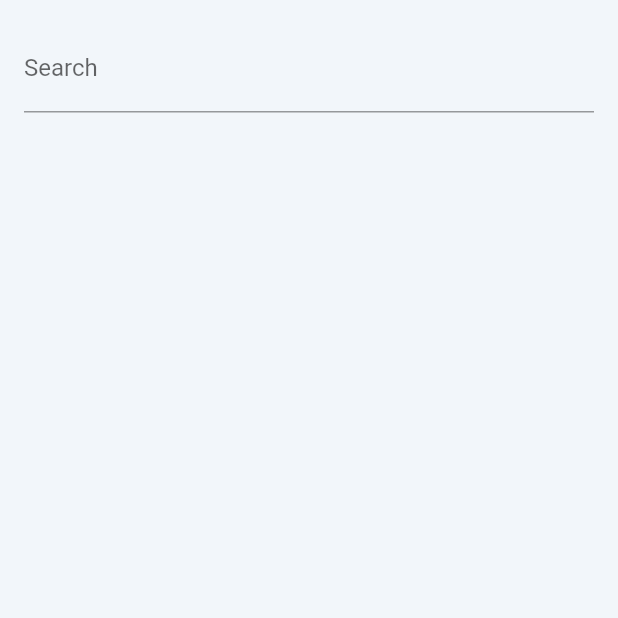
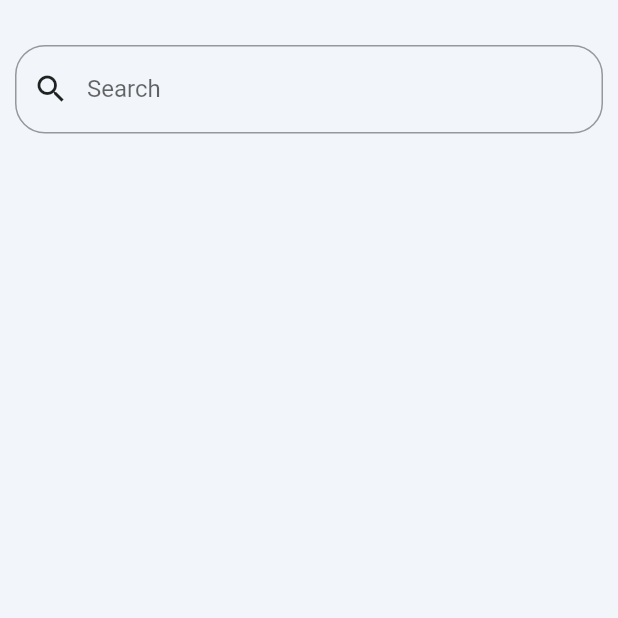
Before and after one commit to Nimacocolabs/prezentyCardAppFrontend, a Flutter app: the HomeScreen screen opened directly, on a phone screen of 412 x 824 dp, the top half of it. Run offline on Flutter 3.47's test engine with Material 2 defaults, Android fonts, the phone set to English and light mode, and no system bars; our stand-ins replace cached_network_image, curved_navigation_bar, dio, flutter_custom_clippers, fluttertoast, get and 3 more; accounts and stored records are empty.

Commit message:
card module

```diff
--- a/lib/network/api_provider.dart
+++ b/lib/network/api_provider.dart
@@ -6,15 +6,13 @@ import 'package:prezenty_card_app/network/api_interceptor.dart';
 class ApiProvider {
   Dio? _dio;
 
-  static String baseUrl = 'https://5843-117-207-174-40.ngrok-free.app/api/';
+  static String baseUrl = 'https://ec3c-117-207-171-129.ngrok-free.app/api/';
 
   ApiProvider() {
     BaseOptions options;
     options = new BaseOptions(
       baseUrl: baseUrl,
       followRedirects: false,
-
-
     // receiveTimeout: 10000,
       // connectTimeout: 10000,
     );
--- a/lib/screens/home_screen.dart
+++ b/lib/screens/home_screen.dart
@@ -88,8 +88,6 @@ class _HomeScreenState extends State<HomeScreen> {
           actions: <Widget>[
             Row(mainAxisAlignment: MainAxisAlignment.end,
               children: [
-
-
                 ElevatedButton(
                   onPressed: () {
                     final card = searchResults[index];
@@ -118,8 +116,9 @@ class _HomeScreenState extends State<HomeScreen> {
     return Scaffold(
       body:  Column(
         children: <Widget>[
+          SizedBox(height: 20,),
           Padding(
-            padding: const EdgeInsets.all(16.0),
+            padding: const EdgeInsets.all(10.0),
             child: TextField(
               onChanged: (value) {
                 setState(() {
@@ -127,8 +126,16 @@ class _HomeScreenState extends State<HomeScreen> {
                 });
                 performSearch(); // Trigger search as you type
               },
-              decoration: InputDecoration(
-                labelText: 'Search',
+              decoration: new InputDecoration(
+                prefixIcon: Icon(Icons.search,color: Colors.black87,),
+                labelText: "Search",
+                fillColor: Colors.white,
+                border: new OutlineInputBorder(
+                  borderRadius: new BorderRadius.circular(20.0),
+                  borderSide:  BorderSide(
+                    color: Colors.black87,
+                  ),
+                ),
               ),
             ),
           ),
```
Also changed, not shown: lib/bloc/auth_bloc.dart (+13 -6 lines), lib/reposistories/auth_repository.dart (+10 -7 lines), lib/screens/password_otp_screen.dart (+15 -6 lines), pubspec.yaml (+7 -0 lines), pubspec.lock, 7 other files.
